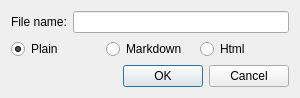
Before: the Qt Designer form src/ui/newfiledialog.ui in medo64/QText, drawn with Qt 5.
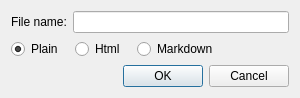
After: the same form once the commit is applied.

Commit message: Markdown is not shown by default

```diff
--- a/src/ui/newfiledialog.ui
+++ b/src/ui/newfiledialog.ui
@@ -49,6 +49,12 @@
    </item>
    <item row="1" column="0">
     <layout class="QHBoxLayout" name="horizontalLayout_2">
+     <property name="spacing">
+      <number>12</number>
+     </property>
+     <property name="rightMargin">
+      <number>0</number>
+     </property>
      <item>
       <widget class="QRadioButton" name="radioPlain">
        <property name="text">
@@ -59,13 +65,6 @@
        </property>
       </widget>
      </item>
-     <item>
-      <widget class="QRadioButton" name="radioMarkdown">
-       <property name="text">
-        <string>Markdown</string>
-       </property>
-      </widget>
-     </item>
      <item>
       <widget class="QRadioButton" name="radioHtml">
        <property name="text">
@@ -73,6 +72,26 @@
        </property>
       </widget>
      </item>
+     <item>
+      <widget class="QRadioButton" name="radioMarkdown">
+       <property name="text">
+        <string>Markdown</string>
+       </property>
+      </widget>
+     </item>
+     <item>
+      <spacer name="horizontalSpacer">
+       <property name="orientation">
+        <enum>Qt::Horizontal</enum>
+       </property>
+       <property name="sizeHint" stdset="0">
+        <size>
+         <width>40</width>
+         <height>20</height>
+        </size>
+       </property>
+      </spacer>
+     </item>
     </layout>
    </item>
   </layout>
```
The commit also changes 10 other files.
